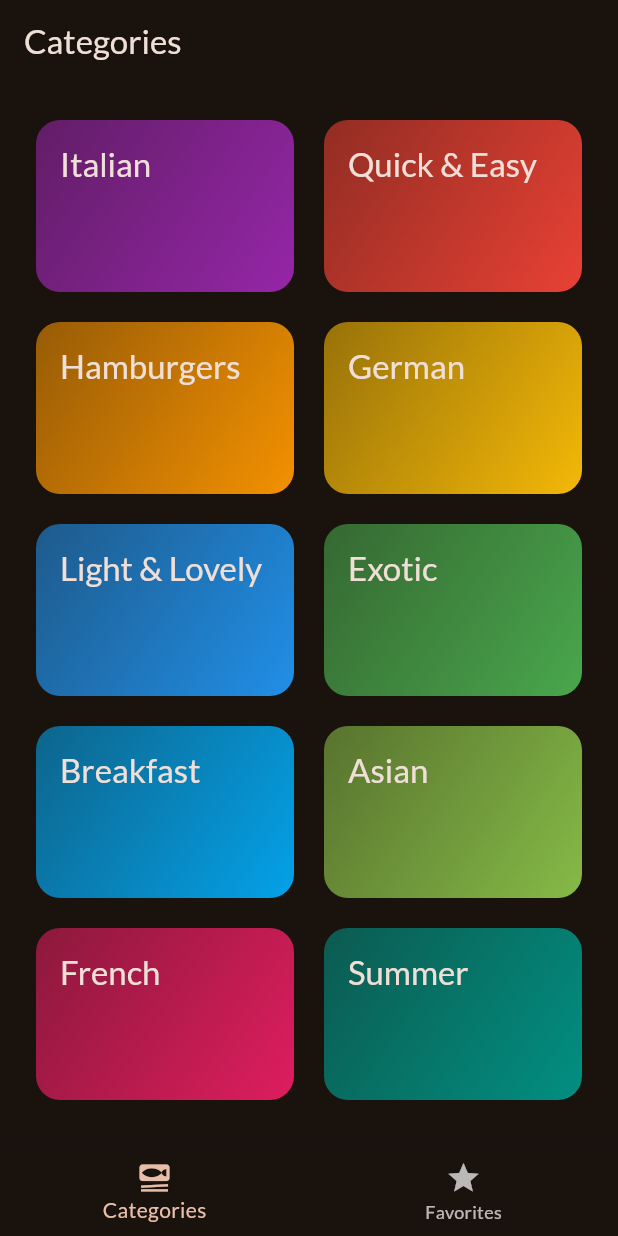
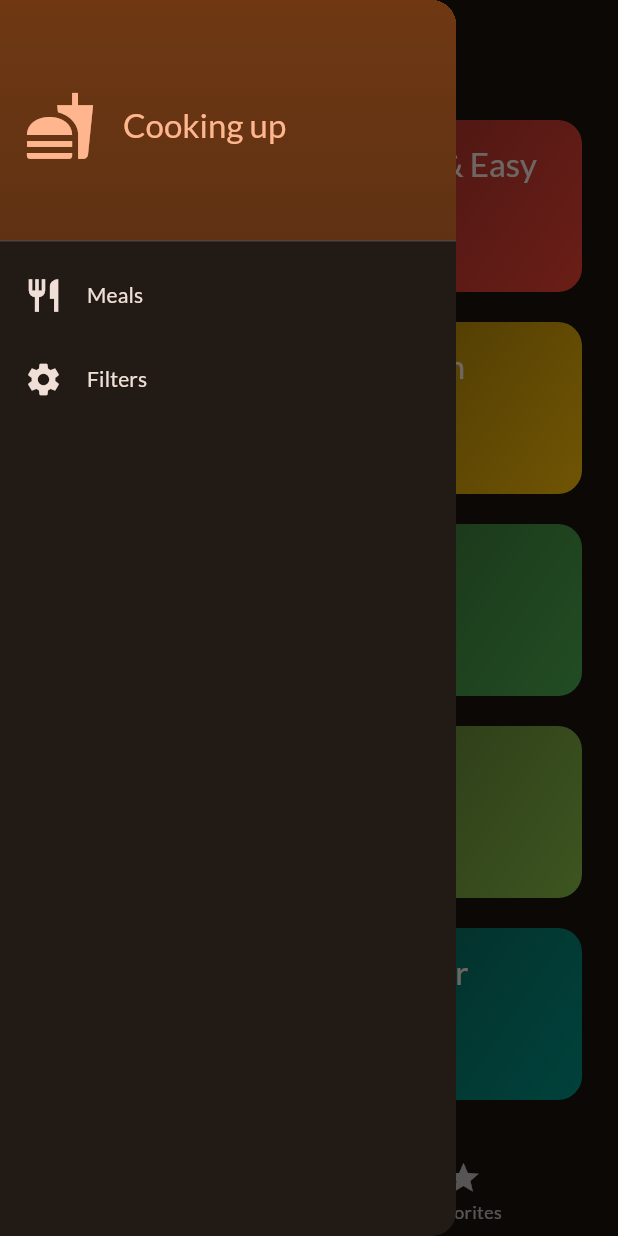
Before and after one commit to wemali05/meals, a Flutter app: the screen it shows after launch, with the side drawer open (before the commit the screen has no drawer), on a phone screen of 412 x 824 dp. Run offline on Flutter 3.47's test engine with Material 2 defaults, Android fonts, the phone set to English and light mode, and no system bars; our stand-ins replace google_fonts, transparent_image.

Commit message:
adding a sidedrawer

```diff
--- /dev/null
+++ b/lib/screens/main_drawer.dart
@@ -0,0 +1,72 @@
+import 'package:flutter/material.dart';
+
+class MainDrawer extends StatelessWidget {
+  const MainDrawer({super.key});
+
+  @override
+  Widget build(BuildContext context) {
+    return Drawer(
+      child: Column(
+        children: [
+          DrawerHeader(
+            decoration: BoxDecoration(
+              gradient: LinearGradient(colors: [
+                Theme.of(context).colorScheme.primaryContainer,
+                Theme.of(context).colorScheme.primaryContainer.withOpacity(0.8),
+              ], begin: Alignment.topLeft, end: Alignment.bottomLeft),
+            ),
+            child: Row(
+              children: [
+                Icon(
+                  Icons.fastfood,
+                  size: 48,
+                  color: Theme.of(context).colorScheme.primary,
+                ),
+                const SizedBox(
+                  width: 18,
+                ),
+                Text(
+                  'Cooking up',
+                  style: Theme.of(context)
+                      .textTheme
+                      .titleLarge!
+                      .copyWith(color: Theme.of(context).colorScheme.primary),
+                ),
+              ],
+            ),
+          ),
+          ListTile(
+            leading: Icon(
+              Icons.restaurant,
+              size: 26,
+              color: Theme.of(context).colorScheme.onBackground,
+            ),
+            title: Text(
+              'Meals',
+              style: Theme.of(context)
+                  .textTheme
+                  .titleSmall!
+                  .copyWith(color: Theme.of(context).colorScheme.onBackground),
+            ),
+            onTap: () {},
+          ),
+          ListTile(
+            leading: Icon(
+              Icons.settings,
+              size: 26,
+              color: Theme.of(context).colorScheme.onBackground,
+            ),
+            title: Text(
+              'Filters',
+              style: Theme.of(context)
+                  .textTheme
+                  .titleSmall!
+                  .copyWith(color: Theme.of(context).colorScheme.onBackground),
+            ),
+            onTap: () {},
+          )
+        ],
+      ),
+    );
+  }
+}
--- a/lib/screens/tabs.dart
+++ b/lib/screens/tabs.dart
@@ -1,6 +1,7 @@
 import 'package:flutter/material.dart';
 import 'package:meals/models/meal.dart';
 import 'package:meals/screens/categories.dart';
+import 'package:meals/screens/main_drawer.dart';
 import 'package:meals/screens/meals.dart';
 
 class TabsScreen extends StatefulWidget {
@@ -67,6 +68,7 @@ class _TabsState extends State<TabsScreen> {
       appBar: AppBar(
         title: Text(activePageTitle),
       ),
+      drawer: const MainDrawer(),
       body: activePage,
       bottomNavigationBar: BottomNavigationBar(
         onTap: _selectPage,
```
